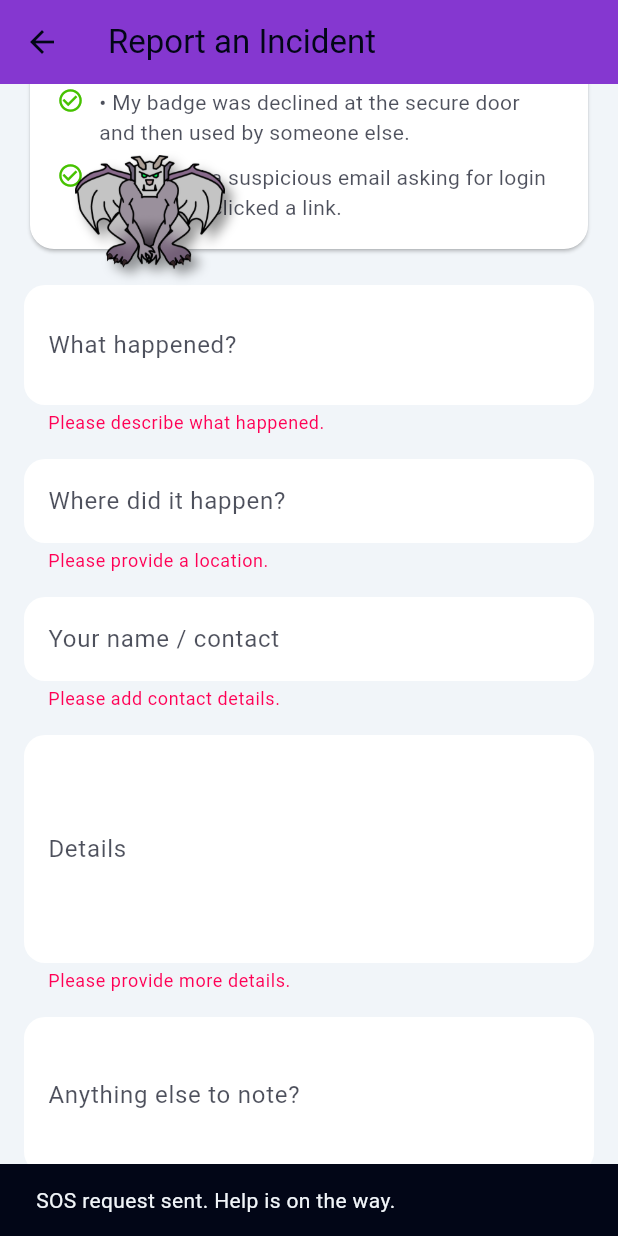
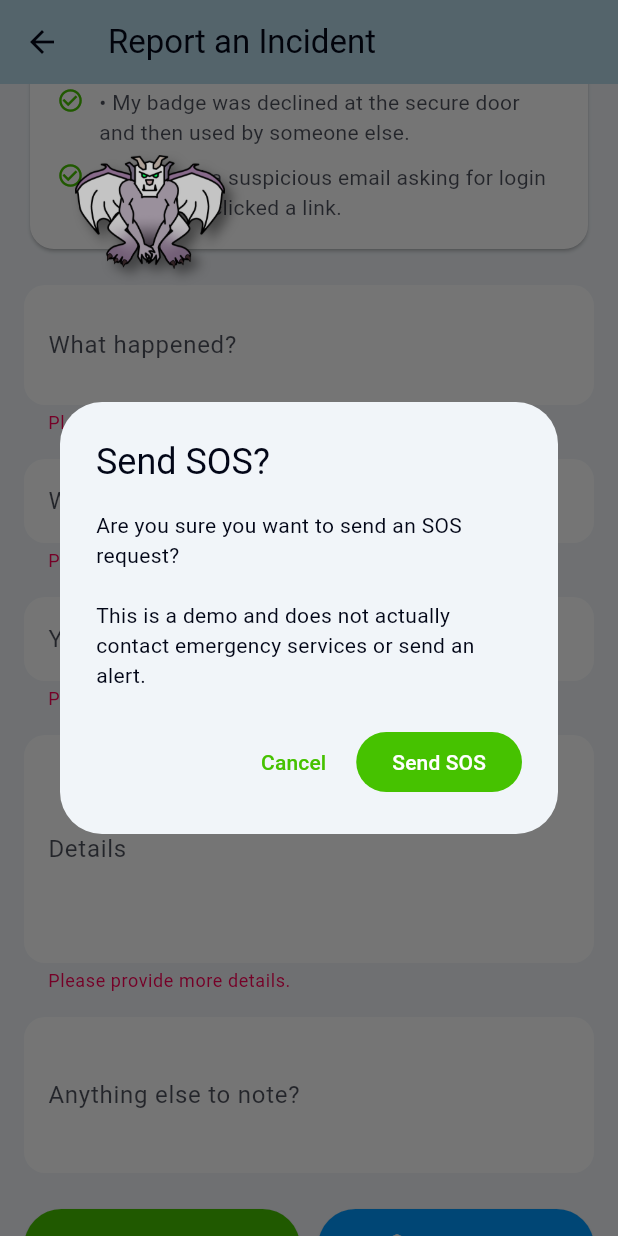
Before and after one commit to benvelzul/Threat-Wise-Premiers-Coding-Challenge, a Flutter app: the ReportPage screen opened by its route, scrolled down 294 dp, after a tap on "Submit report", after a tap on "Send SOS", on a phone screen of 412 x 824 dp. Run offline on Flutter 3.47's test engine with Material 3 defaults, Android fonts, the phone set to English and light mode, and no system bars; our stand-ins replace flutter_markdown, google_generative_ai, shared_preferences; accounts and stored records are empty.

Commit message:
Refactor UI, dialogs; add password visibility
Remove unused chatbot_logic.dart and tidy chatbot_page.dart: handle missing Gemini API key, show loading bubble, and clean up chat bubble/layout styling. Update incident_report/report_page.dart: replace SnackBars with AlertDialogs for submit/SOS flows, adjust button colors/styles, and improve text/layout formatting. Improve password_page.dart: add password visibility toggle, refine hack-time messaging logic and UI tweaks, remove unused submit handler and template comments. Small visual/refactor changes only; no feature removals besides the deleted chatbot_logic file.

```diff
--- a/lib/features/incident_report/report_page.dart
+++ b/lib/features/incident_report/report_page.dart
@@ -30,15 +30,62 @@ class _ReportPageState extends State<ReportPage> {
 
   void _submitReport() {
     if (_formKey.currentState?.validate() ?? false) {
-      ScaffoldMessenger.of(context).showSnackBar(
-        const SnackBar(content: Text('Report submitted successfully.')),
+      showDialog<void>(
+        context: context,
+        builder: (context) => AlertDialog(
+          title: const Text('Report submitted'),
+          content: const Text(
+            'Your report has been submitted successfully.\n\n'
+            'This is a demo and does not actually send an alert or report.',
+          ),
+          actions: [
+            TextButton(
+              onPressed: () => Navigator.of(context).pop(),
+              child: const Text('OK'),
+            ),
+          ],
+        ),
       );
     }
   }
 
   void _sendSOS() {
-    ScaffoldMessenger.of(context).showSnackBar(
-      const SnackBar(content: Text('SOS request sent. Help is on the way.')),
+    showDialog<void>(
+      context: context,
+      builder: (context) => AlertDialog(
+        title: const Text('Send SOS?'),
+        content: const Text(
+          'Are you sure you want to send an SOS request?\n\n'
+          'This is a demo and does not actually contact emergency services or send an alert.',
+        ),
+        actions: [
+          TextButton(
+            onPressed: () => Navigator.of(context).pop(),
+            child: const Text('Cancel'),
+          ),
+          FilledButton(
+            onPressed: () {
+              Navigator.of(context).pop();
+              showDialog<void>(
+                context: this.context,
+                builder: (context) => AlertDialog(
+                  title: const Text('SOS request sent'),
+                  content: const Text(
+                    'This is a demo. No actual alert or emergency request was sent.',
+                  ),
+                  actions: [
+                    TextButton(
+                      onPressed: () => Navigator.of(context).pop(),
+                      child: const Text('OK'),
+                    ),
+                  ],
+                ),
+              );
+            },
+            child: const Text('Send SOS'),
+          ),
+        ],
+      ),
     );
   }
 
@@ -48,7 +95,7 @@ class _ReportPageState extends State<ReportPage> {
     return Scaffold(
       backgroundColor: colorScheme.surface,
       appBar: AppBar(
-        backgroundColor: colorScheme.tertiary,
+        backgroundColor: colorScheme.primaryContainer,
         elevation: 0,
         title: const Text('Report an Incident'),
       ),
@@ -70,7 +117,8 @@ class _ReportPageState extends State<ReportPage> {
                   _buildTextField(
                     controller: _titleController,
                     label: 'What happened?',
-                    hintText: 'e.g. Someone walked into my office and took my badge',
+                    hintText:
+                        'e.g. Someone walked into my office and took my badge',
                     validator: (value) {
                       if (value == null || value.trim().isEmpty) {
                         return 'Please describe what happened.';
@@ -107,7 +155,8 @@ class _ReportPageState extends State<ReportPage> {
                   _buildTextField(
                     controller: _descriptionController,
                     label: 'Details',
-                    hintText: 'Tell us everything you remember about the incident',
+                    hintText:
+                        'Tell us everything you remember about the incident',
                     maxLines: 5,
                     validator: (value) {
                       if (value == null || value.trim().isEmpty) {
@@ -129,8 +178,9 @@ class _ReportPageState extends State<ReportPage> {
                       Expanded(
                         child: ElevatedButton.icon(
                           style: ElevatedButton.styleFrom(
-                            backgroundColor: colorScheme.tertiary,
+                            backgroundColor: colorScheme.primary,
                             minimumSize: const Size.fromHeight(50),
+                            foregroundColor: colorScheme.onPrimary,
                           ),
                           icon: const Icon(Icons.send),
                           label: const Text('Submit report'),
@@ -141,8 +191,9 @@ class _ReportPageState extends State<ReportPage> {
                       Expanded(
                         child: ElevatedButton.icon(
                           style: ElevatedButton.styleFrom(
-                            backgroundColor: colorScheme.error,
+                            backgroundColor: colorScheme.secondary,
                             minimumSize: const Size.fromHeight(50),
+                            foregroundColor: colorScheme.onSecondary,
                           ),
                           icon: const Icon(Icons.local_police),
                           label: const Text('Send SOS'),
@@ -163,7 +214,9 @@ class _ReportPageState extends State<ReportPage> {
 
   Widget _buildInstructionsCard(BuildContext context) {
     return Card(
-      color: Theme.of(context).extension<AppColors>()?.cardBackground ?? Theme.of(context).colorScheme.surfaceContainerHighest,
+      color:
+          Theme.of(context).extension<AppColors>()?.cardBackground ??
+          Theme.of(context).colorScheme.surfaceContainerHighest,
       shape: RoundedRectangleBorder(borderRadius: BorderRadius.circular(16)),
       child: Padding(
         padding: const EdgeInsets.all(18),
@@ -181,7 +234,11 @@ class _ReportPageState extends State<ReportPage> {
             const SizedBox(height: 12),
             Text(
               'Please describe the incident from your perspective. Include what happened, where it happened, and who was involved.',
-              style: TextStyle(color: Theme.of(context).colorScheme.onSurface.withValues(alpha: 0.8)),
+              style: TextStyle(
+                color: Theme.of(
+                  context,
+                ).colorScheme.onSurface.withValues(alpha: 0.8),
+              ),
             ),
           ],
         ),
@@ -191,7 +248,9 @@ class _ReportPageState extends State<ReportPage> {
 
   Widget _buildExamplesCard(BuildContext context) {
     return Card(
-      color: Theme.of(context).extension<AppColors>()?.cardBackground ?? Theme.of(context).colorScheme.surfaceContainerHighest,
+      color:
+          Theme.of(context).extension<AppColors>()?.cardBackground ??
+          Theme.of(context).colorScheme.surfaceContainerHighest,
       shape: RoundedRectangleBorder(borderRadius: BorderRadius.circular(16)),
       child: Padding(
         padding: const EdgeInsets.all(18),
@@ -207,11 +266,17 @@ class _ReportPageState extends State<ReportPage> {
               ),
             ),
             const SizedBox(height: 12),
-            _buildExampleRow('• I noticed an unknown person tailgating into the building after hours.'),
+            _buildExampleRow(
+              '• I noticed an unknown person tailgating into the building after hours.',
+            ),
             const SizedBox(height: 10),
-            _buildExampleRow('• My badge was declined at the secure door and then used by someone else.'),
+            _buildExampleRow(
+              '• My badge was declined at the secure door and then used by someone else.',
+            ),
             const SizedBox(height: 10),
-            _buildExampleRow('• I received a suspicious email asking for login details and clicked a link.'),
+            _buildExampleRow(
+              '• I received a suspicious email asking for login details and clicked a link.',
+            ),
           ],
         ),
       ),
@@ -222,12 +287,21 @@ class _ReportPageState extends State<ReportPage> {
     return Row(
       crossAxisAlignment: CrossAxisAlignment.start,
       children: [
-        Icon(Icons.check_circle_outline, size: 18, color: Theme.of(context).colorScheme.primary),
+        Icon(
+          Icons.check_circle_outline,
+          size: 18,
+          color: Theme.of(context).colorScheme.primary,
+        ),
         const SizedBox(width: 10),
         Expanded(
           child: Text(
             text,
-            style: TextStyle(color: Theme.of(context).colorScheme.onSurface.withValues(alpha: 0.7), height: 1.4),
+            style: TextStyle(
+              color: Theme.of(
+                context,
+              ).colorScheme.onSurface.withValues(alpha: 0.7),
+              height: 1.4,
+            ),
           ),
         ),
       ],
@@ -249,10 +323,18 @@ class _ReportPageState extends State<ReportPage> {
       decoration: InputDecoration(
         labelText: label,
         hintText: hintText,
-        hintStyle: TextStyle(color: Theme.of(context).colorScheme.onSurface.withValues(alpha: 0.55)),
-        labelStyle: TextStyle(color: Theme.of(context).colorScheme.onSurface.withValues(alpha: 0.7)),
+        hintStyle: TextStyle(
+          color: Theme.of(
+            context,
+          ).colorScheme.onSurface.withValues(alpha: 0.55),
+        ),
+        labelStyle: TextStyle(
+          color: Theme.of(context).colorScheme.onSurface.withValues(alpha: 0.7),
+        ),
         filled: true,
-        fillColor: Theme.of(context).extension<AppColors>()?.cardBackground ?? Theme.of(context).colorScheme.surfaceContainerHighest,
+        fillColor:
+            Theme.of(context).extension<AppColors>()?.cardBackground ??
+            Theme.of(context).colorScheme.surfaceContainerHighest,
         border: OutlineInputBorder(
           borderRadius: BorderRadius.circular(14),
           borderSide: BorderSide.none,
--- a/lib/features/simulator/simulator_page.dart
+++ b/lib/features/simulator/simulator_page.dart
@@ -257,8 +257,8 @@ class _SimulatorPageState extends State<SimulatorPage> {
     return Scaffold(
       appBar: AppBar(
         title: const Text('Email Threat Quiz'),
-        backgroundColor: colorScheme.tertiary,
-        foregroundColor: colorScheme.onTertiary,
+        backgroundColor: colorScheme.primaryContainer,
+        foregroundColor: colorScheme.onPrimaryContainer,
         actions: [
           Row(
             mainAxisSize: MainAxisSize.min,
```
Also changed, not shown: lib/features/chatbot/chatbot_page.dart (+48 -25 lines), lib/features/password_system/password_page.dart (+33 -37 lines), lib/features/simulator/grading_engine.dart (+5 -6 lines), lib/features/chatbot/chatbot_logic.dart (deleted).
